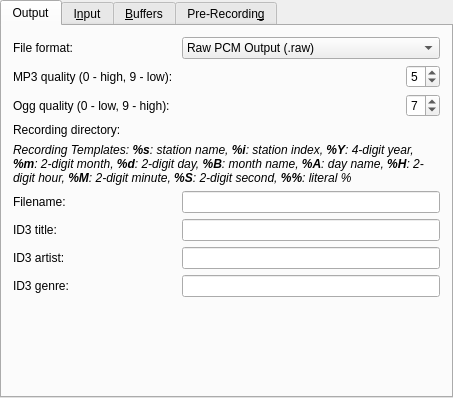
First picture: the form in plugins/recording/recording-configuration-ui.ui, repository pbek/kradio, before the edit.
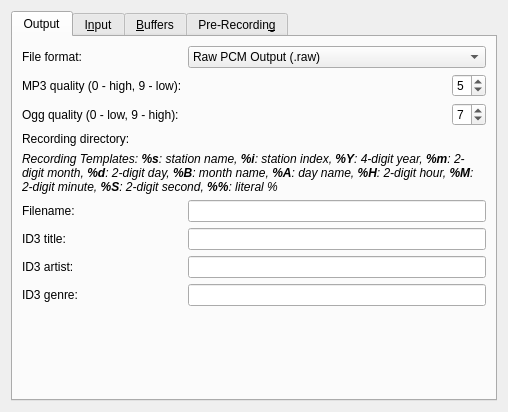
Second picture: the form after the edit. Custom widgets are drawn as their Qt base class.

The edit to the form file:
```diff
--- a/plugins/recording/recording-configuration-ui.ui
+++ b/plugins/recording/recording-configuration-ui.ui
@@ -6,14 +6,11 @@
    <rect>
     <x>0</x>
     <y>0</y>
-    <width>453</width>
-    <height>398</height>
+    <width>508</width>
+    <height>412</height>
    </rect>
   </property>
-  <layout class="QGridLayout">
-   <property name="margin">
-    <number>0</number>
-   </property>
+  <layout class="QGridLayout" name="gridLayout">
    <item row="0" column="0">
     <widget class="QTabWidget" name="kTabWidget13">
      <property name="currentIndex">
@@ -23,147 +20,19 @@
       <attribute name="title">
        <string>Output</string>
       </attribute>
-      <layout class="QGridLayout">
-       <property name="margin">
-        <number>11</number>
-       </property>
+      <layout class="QGridLayout" name="gridLayout_2">
        <item row="0" column="0">
-        <layout class="QGridLayout">
-         <item row="8" column="0">
-          <widget class="QLabel" name="lableID3Genre">
-           <property name="sizePolicy">
-            <sizepolicy hsizetype="Preferred" vsizetype="Minimum">
-             <horstretch>0</horstretch>
-             <verstretch>0</verstretch>
-            </sizepolicy>
-           </property>
+        <widget class="QLabel" name="lableFileFormat">
            <property name="text">
-            <string>ID3 genre:</string>
+          <string>File format:</string>
            </property>
            <property name="wordWrap">
             <bool>false</bool>
            </property>
           </widget>
          </item>
-         <item row="4" column="0" colspan="3">
-          <widget class="QLabel" name="lableDirectory_3">
-           <property name="sizePolicy">
-            <sizepolicy hsizetype="Preferred" vsizetype="Minimum">
-             <horstretch>0</horstretch>
-             <verstretch>0</verstretch>
-            </sizepolicy>
-           </property>
-           <property name="text">
-            <string>&lt;p style=&quot;font-size: 9pt;&quot;&gt;&lt;i&gt;Recording Templates: &lt;b&gt;%s&lt;/b&gt;: station name, &lt;b&gt;%i&lt;/b&gt;: station index, &lt;b&gt;%Y&lt;/b&gt;: 4-digit year, &lt;b&gt;%m&lt;/b&gt;: 2-digit month, &lt;b&gt;%d&lt;/b&gt;: 2-digit day, &lt;b&gt;%B&lt;/b&gt;: month name, &lt;b&gt;%A&lt;/b&gt;: day name, &lt;b&gt;%H&lt;/b&gt;: 2-digit hour, &lt;b&gt;%M&lt;/b&gt;: 2-digit minute, &lt;b&gt;%S&lt;/b&gt;: 2-digit second, &lt;b&gt;%%&lt;/b&gt;: literal %&lt;/i&gt;&lt;/p&gt;</string>
-           </property>
-           <property name="wordWrap">
-            <bool>true</bool>
-           </property>
-          </widget>
-         </item>
-         <item row="6" column="0">
-          <widget class="QLabel" name="lableID3Title">
-           <property name="sizePolicy">
-            <sizepolicy hsizetype="Preferred" vsizetype="Minimum">
-             <horstretch>0</horstretch>
-             <verstretch>0</verstretch>
-            </sizepolicy>
-           </property>
-           <property name="text">
-            <string>ID3 title:</string>
-           </property>
-           <property name="wordWrap">
-            <bool>false</bool>
-           </property>
-          </widget>
-         </item>
-         <item row="2" column="1" colspan="2">
-          <layout class="QHBoxLayout">
-           <item>
-            <spacer name="spacer5_2">
-             <property name="orientation">
-              <enum>Qt::Horizontal</enum>
-             </property>
-             <property name="sizeType">
-              <enum>QSizePolicy::Expanding</enum>
-             </property>
-             <property name="sizeHint" stdset="0">
-              <size>
-               <width>141</width>
-               <height>20</height>
-              </size>
-             </property>
-            </spacer>
-           </item>
-           <item>
-            <widget class="QSpinBox" name="editOggQuality">
-             <property name="minimum">
-              <number>0</number>
-             </property>
-             <property name="maximum">
-              <number>9</number>
-             </property>
-             <property name="value">
-              <number>7</number>
-             </property>
-            </widget>
-           </item>
-          </layout>
-         </item>
-         <item row="1" column="2">
-          <layout class="QHBoxLayout">
-           <item>
-            <spacer name="spacer5">
-             <property name="orientation">
-              <enum>Qt::Horizontal</enum>
-             </property>
-             <property name="sizeType">
-              <enum>QSizePolicy::Expanding</enum>
-             </property>
-             <property name="sizeHint" stdset="0">
-              <size>
-               <width>141</width>
-               <height>20</height>
-              </size>
-             </property>
-            </spacer>
-           </item>
-           <item>
-            <widget class="QSpinBox" name="editMP3Quality">
-             <property name="minimum">
-              <number>0</number>
-             </property>
-             <property name="maximum">
-              <number>9</number>
-             </property>
-             <property name="value">
-              <number>5</number>
-             </property>
-            </widget>
-           </item>
-          </layout>
-         </item>
-         <item row="1" column="0" colspan="2">
-          <widget class="QLabel" name="labelMP3Quality">
-           <property name="text">
-            <string>MP3 quality (0 - high, 9 - low):</string>
-           </property>
-           <property name="wordWrap">
-            <bool>false</bool>
-           </property>
-          </widget>
-         </item>
-         <item row="3" column="2">
-          <widget class="KUrlRequester" name="editDirectory"/>
-         </item>
-         <item row="0" column="2">
+       <item row="0" column="1">
           <widget class="KComboBox" name="editFileFormat">
-           <property name="sizePolicy">
-            <sizepolicy hsizetype="Expanding" vsizetype="Fixed">
-             <horstretch>0</horstretch>
-             <verstretch>0</verstretch>
-            </sizepolicy>
-           </property>
            <item>
             <property name="text">
              <string>Raw PCM Output (.raw)</string>
@@ -196,25 +65,45 @@
            </item>
           </widget>
          </item>
-         <item row="3" column="0" colspan="2">
-          <widget class="QLabel" name="lableDirectory">
+       <item row="1" column="0">
+        <widget class="QLabel" name="labelMP3Quality">
            <property name="text">
-            <string>Recording directory:</string>
+          <string>MP3 quality (0 - high, 9 - low):</string>
            </property>
            <property name="wordWrap">
             <bool>false</bool>
            </property>
           </widget>
          </item>
-         <item row="0" column="0" colspan="2">
-          <widget class="QLabel" name="lableFileFormat">
-           <property name="text">
-            <string>File format:</string>
+       <item row="1" column="1">
+        <layout class="QHBoxLayout">
+         <item>
+          <spacer name="spacer5">
+           <property name="orientation">
+            <enum>Qt::Horizontal</enum>
            </property>
-           <property name="wordWrap">
-            <bool>false</bool>
+           <property name="sizeHint" stdset="0">
+            <size>
+             <width>5</width>
+             <height>5</height>
+            </size>
            </property>
+          </spacer>
+         </item>
+         <item>
+          <widget class="QSpinBox" name="editMP3Quality">
+           <property name="minimum">
+            <number>0</number>
+           </property>
+           <property name="maximum">
+            <number>9</number>
+           </property>
+           <property name="value">
+            <number>5</number>
+           </property>
           </widget>
+         </item>
+        </layout>
          </item>
          <item row="2" column="0">
           <widget class="QLabel" name="labelOggQuality">
@@ -226,17 +115,67 @@
            </property>
           </widget>
          </item>
-         <item row="5" column="2">
-          <widget class="QLineEdit" name="editFilenameTemplate"/>
+       <item row="2" column="1">
+        <layout class="QHBoxLayout">
+         <item>
+          <spacer name="spacer5_2">
+           <property name="orientation">
+            <enum>Qt::Horizontal</enum>
+           </property>
+           <property name="sizeHint" stdset="0">
+            <size>
+             <width>5</width>
+             <height>5</height>
+            </size>
+           </property>
+          </spacer>
+         </item>
+         <item>
+          <widget class="QSpinBox" name="editOggQuality">
+           <property name="minimum">
+            <number>0</number>
+           </property>
+           <property name="maximum">
+            <number>9</number>
+           </property>
+           <property name="value">
+            <number>7</number>
+           </property>
+          </widget>
+         </item>
+        </layout>
+       </item>
+       <item row="3" column="0">
+        <widget class="QLabel" name="lableDirectory">
+         <property name="text">
+          <string>Recording directory:</string>
+         </property>
+         <property name="wordWrap">
+          <bool>false</bool>
+         </property>
+        </widget>
+       </item>
+       <item row="3" column="1">
+        <widget class="KUrlRequester" name="editDirectory"/>
+       </item>
+       <item row="4" column="0" colspan="2">
+        <widget class="QLabel" name="lableDirectory_3">
+         <property name="sizePolicy">
+          <sizepolicy hsizetype="Preferred" vsizetype="Minimum">
+           <horstretch>0</horstretch>
+           <verstretch>0</verstretch>
+          </sizepolicy>
+         </property>
+         <property name="text">
+          <string>&lt;p style=&quot;font-size: 9pt;&quot;&gt;&lt;i&gt;Recording Templates: &lt;b&gt;%s&lt;/b&gt;: station name, &lt;b&gt;%i&lt;/b&gt;: station index, &lt;b&gt;%Y&lt;/b&gt;: 4-digit year, &lt;b&gt;%m&lt;/b&gt;: 2-digit month, &lt;b&gt;%d&lt;/b&gt;: 2-digit day, &lt;b&gt;%B&lt;/b&gt;: month name, &lt;b&gt;%A&lt;/b&gt;: day name, &lt;b&gt;%H&lt;/b&gt;: 2-digit hour, &lt;b&gt;%M&lt;/b&gt;: 2-digit minute, &lt;b&gt;%S&lt;/b&gt;: 2-digit second, &lt;b&gt;%%&lt;/b&gt;: literal %&lt;/i&gt;&lt;/p&gt;</string>
+         </property>
+         <property name="wordWrap">
+          <bool>true</bool>
+         </property>
+        </widget>
          </item>
          <item row="5" column="0">
           <widget class="QLabel" name="lableFilename">
-           <property name="sizePolicy">
-            <sizepolicy hsizetype="Preferred" vsizetype="Minimum">
-             <horstretch>0</horstretch>
-             <verstretch>0</verstretch>
-            </sizepolicy>
-           </property>
            <property name="text">
             <string>Filename:</string>
            </property>
@@ -245,20 +184,24 @@
            </property>
           </widget>
          </item>
-         <item row="6" column="2">
+       <item row="5" column="1">
+        <widget class="QLineEdit" name="editFilenameTemplate"/>
+       </item>
+       <item row="6" column="0">
+        <widget class="QLabel" name="lableID3Title">
+         <property name="text">
+          <string>ID3 title:</string>
+         </property>
+         <property name="wordWrap">
+          <bool>false</bool>
+         </property>
+        </widget>
+       </item>
+       <item row="6" column="1">
           <widget class="QLineEdit" name="editID3TitleTemplate"/>
          </item>
-         <item row="7" column="2">
-          <widget class="QLineEdit" name="editID3ArtistTemplate"/>
-         </item>
          <item row="7" column="0">
           <widget class="QLabel" name="lableID3Artist">
-           <property name="sizePolicy">
-            <sizepolicy hsizetype="Preferred" vsizetype="Minimum">
-             <horstretch>0</horstretch>
-             <verstretch>0</verstretch>
-            </sizepolicy>
-           </property>
            <property name="text">
             <string>ID3 artist:</string>
            </property>
@@ -267,19 +210,27 @@
            </property>
           </widget>
          </item>
-         <item row="8" column="2">
+       <item row="7" column="1">
+        <widget class="QLineEdit" name="editID3ArtistTemplate"/>
+       </item>
+       <item row="8" column="0">
+        <widget class="QLabel" name="lableID3Genre">
+         <property name="text">
+          <string>ID3 genre:</string>
+         </property>
+         <property name="wordWrap">
+          <bool>false</bool>
+         </property>
+        </widget>
+       </item>
+       <item row="8" column="1">
           <widget class="QLineEdit" name="editID3GenreTemplate"/>
          </item>
-        </layout>
-       </item>
-       <item row="1" column="0">
+       <item row="9" column="1">
         <spacer name="spacer132">
          <property name="orientation">
           <enum>Qt::Vertical</enum>
          </property>
-         <property name="sizeType">
-          <enum>QSizePolicy::Expanding</enum>
-         </property>
          <property name="sizeHint" stdset="0">
           <size>
            <width>20</width>
@@ -697,7 +648,6 @@
    </item>
   </layout>
  </widget>
- <layoutdefault spacing="6" margin="0"/>
  <customwidgets>
   <customwidget>
    <class>KComboBox</class>
```
Left out of the diff: 321 changed lines with no effect on the pictures. Lines whose indentation alone changed are shown as unchanged.
